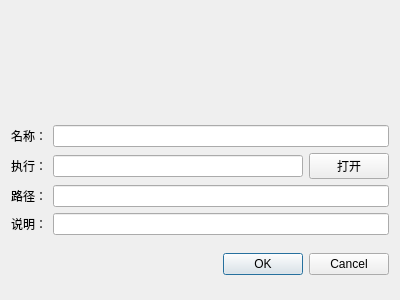
Old version of the form propertydesktop.ui in the repository sonichy/HTYFileManager.
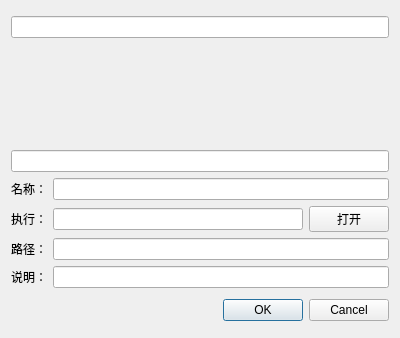
New version of the form.

Commit message: 修改：     HTYFileManager 	修改：     mainwindow.cpp 	修改：     mainwindow.h 	修改：     propertydesktop.cpp 	修改：     propertydesktop.h 	修改：     propertydesktop.ui

```diff
--- a/propertydesktop.ui
+++ b/propertydesktop.ui
@@ -7,13 +7,13 @@
     <x>0</x>
     <y>0</y>
     <width>400</width>
-    <height>300</height>
+    <height>338</height>
    </rect>
   </property>
   <property name="windowTitle">
    <string>属性</string>
   </property>
-  <layout class="QVBoxLayout" name="verticalLayout">
+  <layout class="QVBoxLayout" name="verticalLayout_5">
    <item>
     <layout class="QGridLayout" name="gridLayout">
      <item row="4" column="0">
@@ -26,25 +26,6 @@
      <item row="4" column="1" colspan="2">
       <widget class="QLineEdit" name="lineEditComment"/>
      </item>
-     <item row="0" column="0" colspan="3">
-      <widget class="QPushButton" name="btnIcon">
-       <property name="maximumSize">
-        <size>
-         <width>100</width>
-         <height>100</height>
-        </size>
-       </property>
-       <property name="iconSize">
-        <size>
-         <width>100</width>
-         <height>100</height>
-        </size>
-       </property>
-       <property name="flat">
-        <bool>true</bool>
-       </property>
-      </widget>
-     </item>
      <item row="1" column="1" colspan="2">
       <widget class="QLineEdit" name="lineEditName"/>
      </item>
@@ -82,6 +63,47 @@
        </property>
       </widget>
      </item>
+     <item row="0" column="0" colspan="3">
+      <layout class="QVBoxLayout" name="verticalLayout">
+       <item>
+        <widget class="QLineEdit" name="lineEditPathDesktop"/>
+       </item>
+       <item>
+        <widget class="QPushButton" name="pushButtonIcon">
+         <property name="sizePolicy">
+          <sizepolicy hsizetype="Fixed" vsizetype="Fixed">
+           <horstretch>0</horstretch>
+           <verstretch>0</verstretch>
+          </sizepolicy>
+         </property>
+         <property name="minimumSize">
+          <size>
+           <width>100</width>
+           <height>100</height>
+          </size>
+         </property>
+         <property name="maximumSize">
+          <size>
+           <width>100</width>
+           <height>100</height>
+          </size>
+         </property>
+         <property name="iconSize">
+          <size>
+           <width>100</width>
+           <height>100</height>
+          </size>
+         </property>
+         <property name="flat">
+          <bool>true</bool>
+         </property>
+        </widget>
+       </item>
+       <item>
+        <widget class="QLineEdit" name="lineEditIcon"/>
+       </item>
+      </layout>
+     </item>
     </layout>
    </item>
    <item>
```
Left out of the diff: 6 changed lines with no effect on the pictures. The commit also changes 5 other files.
